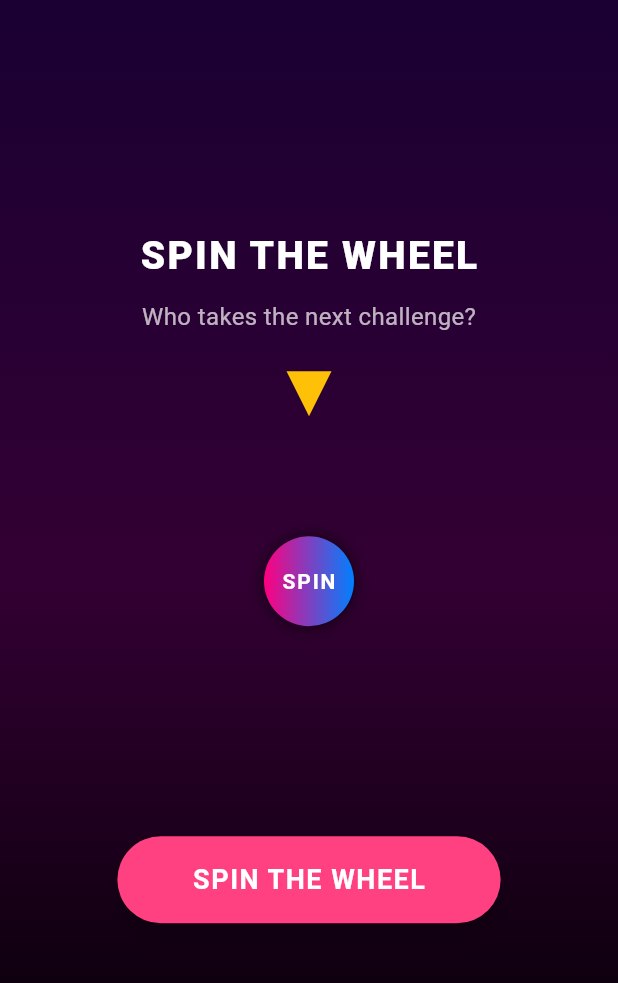
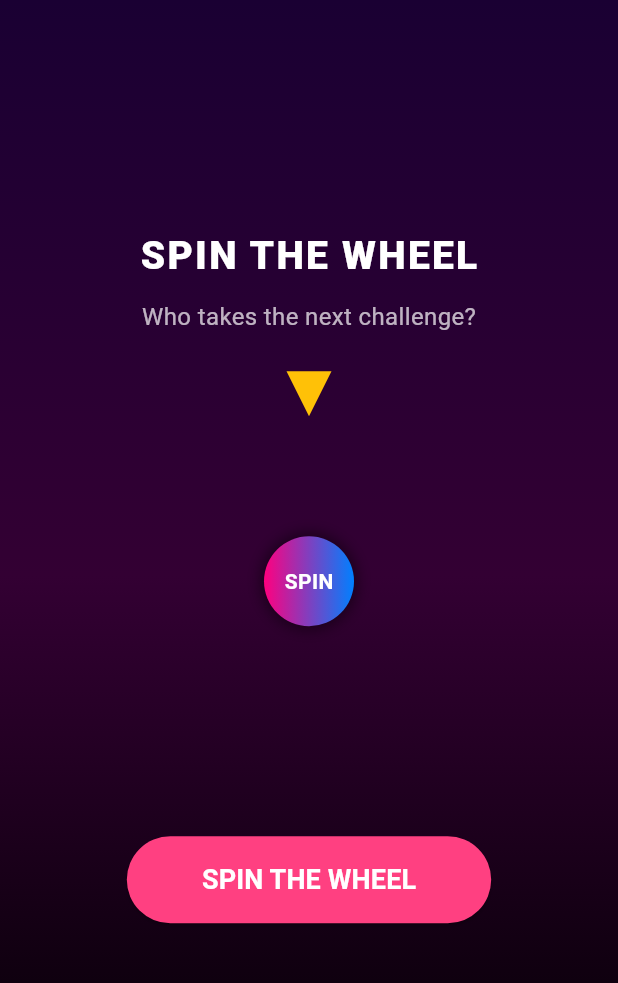
Before and after one commit to camaradeniyonizeye-ship-it/-truth-or-dare, a Flutter app: the GameScreen screen opened directly with empty values, after a tap on "SPIN", on a phone screen of 412 x 824 dp, the part 84-1067 px from its top. Run offline on Flutter 3.47's test engine with Material 3 defaults, Android fonts, the phone set to English and light mode, and no system bars; our stand-ins replace audioplayers.

Commit message:
Refactor player spinner angle calculation and styles
Refactor target angle calculation for player slice and update button style.

```diff
--- a/lib/widgets/player_spinner.dart
+++ b/lib/widgets/player_spinner.dart
@@ -49,11 +49,10 @@ class _PlayerSpinnerState extends State<PlayerSpinner>
     final selectedIndex = widget.players.indexOf(selectedPlayer);
 
     final double sliceAngle = (2 * math.pi) / widget.players.length;
-    // Calculate precise target angle so the pointer lands exactly on the player's slice
-    final double targetAngle = (2 * math.pi * 5) + (2 * math.pi - (selectedIndex * sliceAngle) - (sliceAngle / 2));
+    final double sliceCenter = (selectedIndex * sliceAngle) + (sliceAngle / 2);
+    final double targetAngle = (2 * math.pi * 6) + (2 * math.pi - sliceCenter);
 
     _controller.reset();
-    _controller.duration = const Duration(seconds: 3);
 
     Animation<double> animation = Tween<double>(
       begin: _angle,
@@ -131,7 +130,6 @@ class _PlayerSpinnerState extends State<PlayerSpinner>
                       color: Colors.white,
                       fontWeight: FontWeight.bold,
                       fontSize: 14,
-                      letterSpacing: 1.2,
                     ),
                   ),
                 ),
@@ -147,11 +145,10 @@ class _PlayerSpinnerState extends State<PlayerSpinner>
             foregroundColor: Colors.white,
             padding: const EdgeInsets.symmetric(horizontal: 50, vertical: 16),
             shape: RoundedRectangleBorder(borderRadius: BorderRadius.circular(30)),
-            elevation: 5,
           ),
           child: Text(
             _isSpinning ? 'SPINNING...' : 'SPIN THE WHEEL',
-            style: const TextStyle(fontSize: 18, fontWeight: FontWeight.bold, letterSpacing: 1),
+            style: const TextStyle(fontSize: 18, fontWeight: FontWeight.bold),
           ),
         ),
       ],
```
